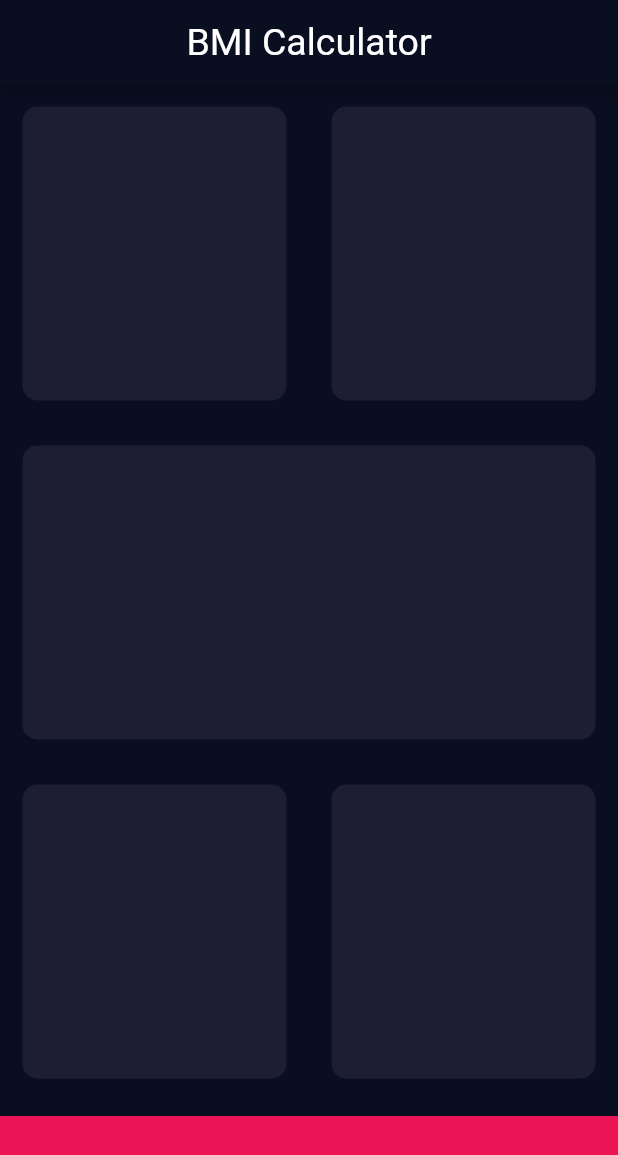
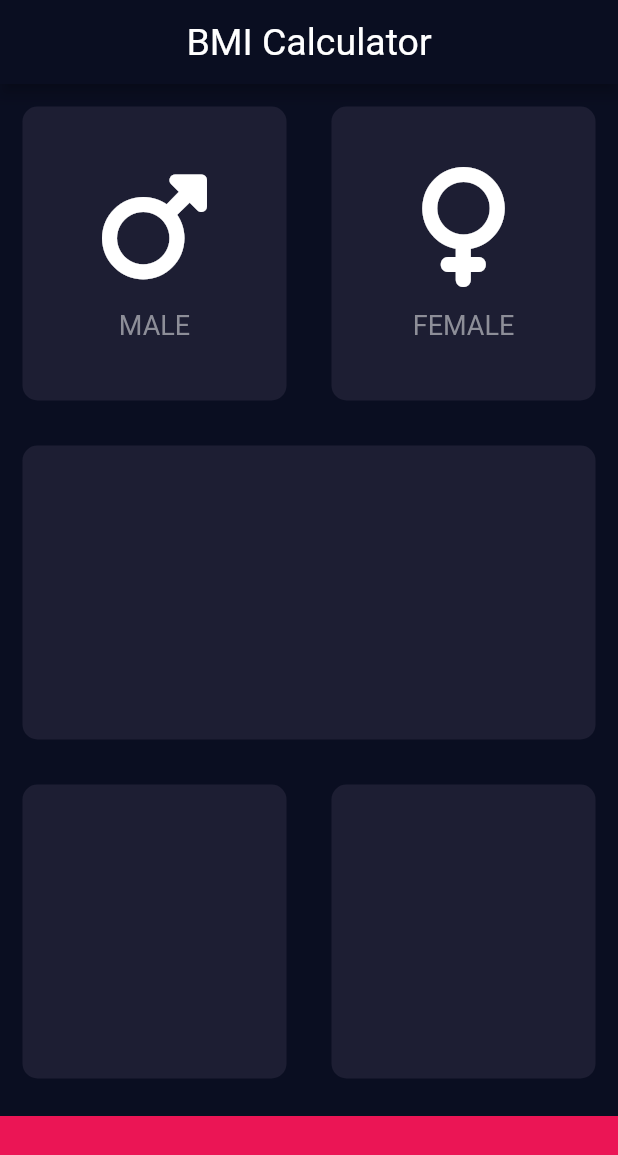
Before and after one commit to JAM5BOCsAdi/bmi_calculator_finish, a Flutter app: the screen it shows after launch, on a phone screen of 412 x 824 dp. Shown: the top 1155 px of the screen. Run offline on Flutter 3.47's test engine with Material 2 defaults, Android fonts, the phone set to English and light mode, and no system bars; our stand-ins replace font_awesome_flutter.

Commit message:
ReusableCardContent class/widget | FontAwesome Package(s) for Icons | Optional[?] and Required Parameters in Constructors

```diff
--- a/lib/input_page.dart
+++ b/lib/input_page.dart
@@ -1,5 +1,7 @@
 import 'package:bmi_calculator/reusable_card.dart';
+import 'package:bmi_calculator/reusable_card_content.dart';
 import 'package:flutter/material.dart';
+import 'package:font_awesome_flutter/font_awesome_flutter.dart';
 
 class InputPage extends StatefulWidget {
   const InputPage({Key? key, required this.title}) : super(key: key);
@@ -31,11 +33,19 @@ class _InputPageState extends State<InputPage> {
                 Expanded(
                   child: ReusableCard(
                     colour: reusableCardColor,
+                    cardChild: ReusableCardContent(
+                      icon: FontAwesomeIcons.mars,
+                      label: "MALE",
+                    ),
                   ),
                 ),
                 Expanded(
                   child: ReusableCard(
                     colour: reusableCardColor,
+                    cardChild: ReusableCardContent(
+                      icon: FontAwesomeIcons.venus,
+                      label: "FEMALE",
+                    ),
                   ),
                 ),
               ],
--- /dev/null
+++ b/lib/reusable_card_content.dart
@@ -0,0 +1,35 @@
+import 'package:flutter/material.dart';
+
+class ReusableCardContent extends StatelessWidget {
+  final IconData? icon;
+  final String? label;
+
+  const ReusableCardContent({
+    Key? key,
+    this.icon,
+    this.label,
+  }) : super(key: key);
+
+  @override
+  Widget build(BuildContext context) {
+    return Column(
+      mainAxisAlignment: MainAxisAlignment.center,
+      children: [
+        Icon(
+          icon,
+          size: 80.0,
+        ),
+        const SizedBox(
+          height: 15.0,
+        ),
+        Text(
+          label!,
+          style: const TextStyle(
+            fontSize: 18.0,
+            color: Color(0xFF8D8E98),
+          ),
+        ),
+      ],
+    );
+  }
+}
--- a/pubspec.yaml
+++ b/pubspec.yaml
@@ -34,6 +34,7 @@ dependencies:
   # The following adds the Cupertino Icons font to your application.
   # Use with the CupertinoIcons class for iOS style icons.
   cupertino_icons: ^1.0.2
+  font_awesome_flutter: ^10.1.0
 
 dev_dependencies:
   flutter_test:
```
Also changed, not shown: pubspec.lock.
